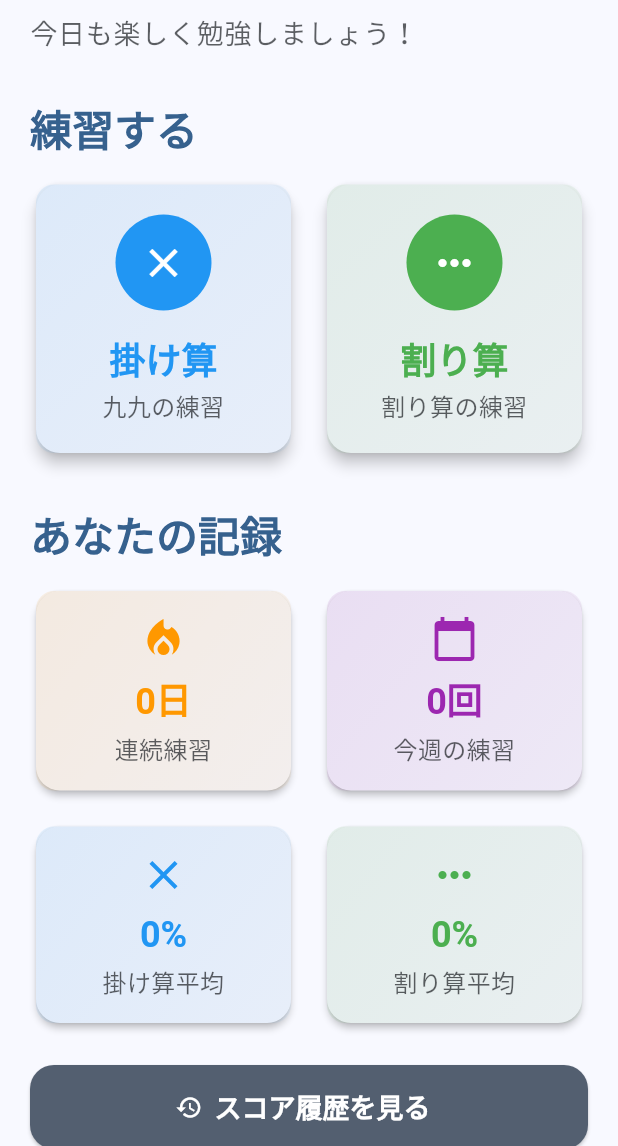
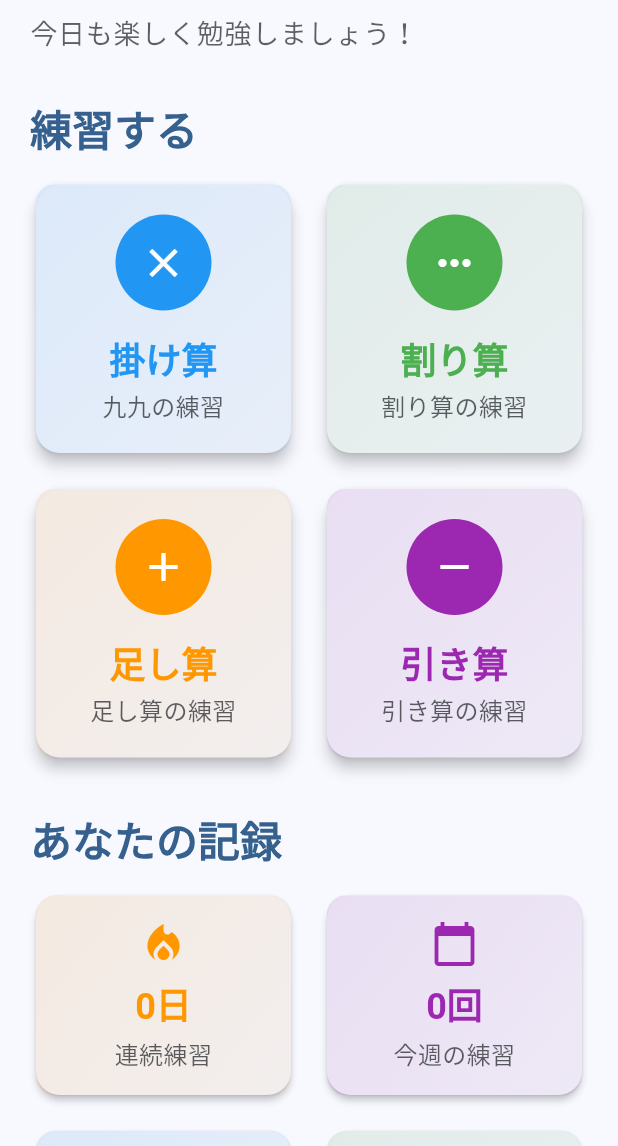
Before and after one commit to takaknee/syonan-app, a Flutter app: the screen it shows after launch, on a phone screen of 412 x 824 dp, the part 90-1236 px from its top. Run offline on Flutter 3.47's test engine with Material 3 defaults, Android fonts, the phone set to English and light mode, and no system bars; our stand-ins replace shared_preferences.

Commit message:
Add addition and subtraction operations to math app
Co-authored-by: takaknee <118704817+takaknee@users.noreply.github.com>

```diff
--- a/lib/models/math_problem.dart
+++ b/lib/models/math_problem.dart
@@ -1,7 +1,9 @@
 /// 算数問題の種類を表す列挙型
 enum MathOperationType {
   multiplication('×', '掛け算'),
-  division('÷', '割り算');
+  division('÷', '割り算'),
+  addition('+', '足し算'),
+  subtraction('-', '引き算');
 
   const MathOperationType(this.symbol, this.displayName);
 
--- a/lib/screens/home_screen.dart
+++ b/lib/screens/home_screen.dart
@@ -123,6 +123,30 @@ class _HomeScreenState extends State<HomeScreen> {
             ),
           ],
         ),
+        const SizedBox(height: 16),
+        Row(
+          children: [
+            Expanded(
+              child: PracticeButton(
+                title: '足し算',
+                subtitle: '足し算の練習',
+                icon: Icons.add,
+                color: Colors.orange,
+                onTap: () => _startPractice(MathOperationType.addition),
+              ),
+            ),
+            const SizedBox(width: 16),
+            Expanded(
+              child: PracticeButton(
+                title: '引き算',
+                subtitle: '引き算の練習',
+                icon: Icons.remove,
+                color: Colors.purple,
+                onTap: () => _startPractice(MathOperationType.subtraction),
+              ),
+            ),
+          ],
+        ),
       ],
     );
   }
@@ -135,6 +159,12 @@ class _HomeScreenState extends State<HomeScreen> {
     );
     final divisionAvg = scoreService.getAverageScore(
       MathOperationType.division,
+    );
+    final additionAvg = scoreService.getAverageScore(
+      MathOperationType.addition,
+    );
+    final subtractionAvg = scoreService.getAverageScore(
+      MathOperationType.subtraction,
     );
 
     return Column(
@@ -186,6 +216,28 @@ class _HomeScreenState extends State<HomeScreen> {
                 value: '${(divisionAvg * 100).round()}%',
                 icon: Icons.more_horiz,
                 color: Colors.green,
+              ),
+            ),
+          ],
+        ),
+        const SizedBox(height: 16),
+        Row(
+          children: [
+            Expanded(
+              child: StatCard(
+                title: '足し算平均',
+                value: '${(additionAvg * 100).round()}%',
+                icon: Icons.add,
+                color: Colors.orange,
+              ),
+            ),
+            const SizedBox(width: 16),
+            Expanded(
+              child: StatCard(
+                title: '引き算平均',
+                value: '${(subtractionAvg * 100).round()}%',
+                icon: Icons.remove,
+                color: Colors.purple,
               ),
             ),
           ],
```
Also changed, not shown: lib/services/math_service.dart (+65 -1 lines), lib/widgets/problem_card.dart (+15 -3 lines), 2 other files.
